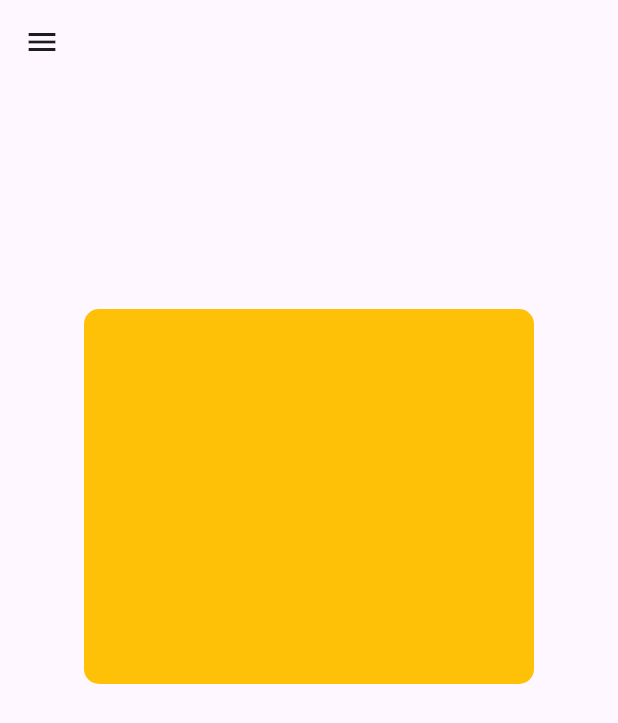
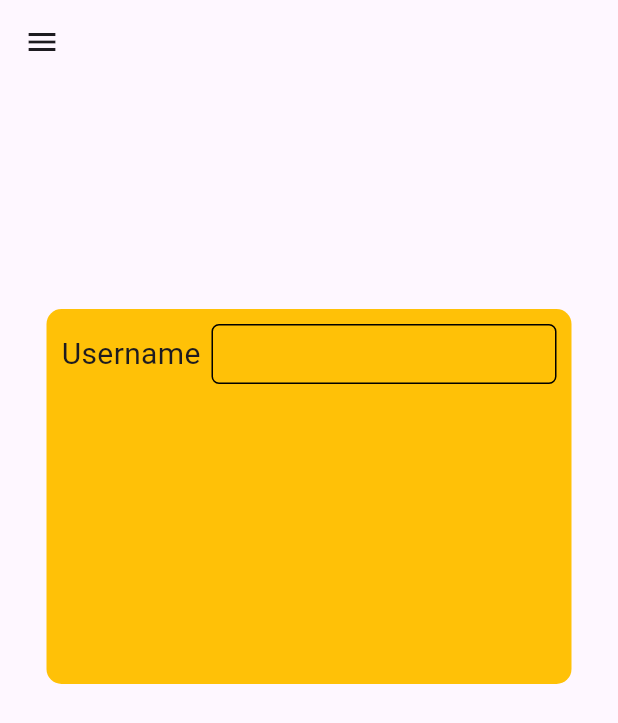
Before and after one commit to BadrEssalam/g_Stack, a Flutter app: the screen it shows after launch, on a phone screen of 412 x 824 dp. Shown: the top 723 px of the screen. Run offline on Flutter 3.47's test engine with Material 3 defaults, Android fonts, the phone set to English and light mode, and no system bars.

Commit message:
add Username label and its TextField

```diff
--- a/lib/main.dart
+++ b/lib/main.dart
@@ -9,7 +9,7 @@ class MyApp extends StatelessWidget {
 
   // variables
   final double ContainerHeight = 250;
-  final double ContainerWidth = 300;
+  final double ContainerWidth = 350;
   @override
   Widget build(BuildContext context) {
     return MaterialApp(
@@ -22,13 +22,33 @@ class MyApp extends StatelessWidget {
               height: ContainerHeight,
               width: ContainerWidth,
               decoration: const BoxDecoration(
-                color: Colors.amber,
-                borderRadius: BorderRadius.all(Radius.circular(10))
-              ),
+                  color: Colors.amber,
+                  borderRadius: BorderRadius.all(Radius.circular(10))),
               margin: EdgeInsets.only(
                   top: 150,
-                  left: (MediaQuery.of(context).size.width - ContainerWidth) / 2),
-                  child: Column(),
+                  left:
+                      (MediaQuery.of(context).size.width - ContainerWidth) / 2),
+              padding: const EdgeInsets.all(10),
+              child: Column(
+                children: [
+                  Row(
+                    mainAxisAlignment: MainAxisAlignment.spaceBetween,
+                    children: [
+                      Text(
+                        'Username',
+                        style: TextStyle(fontSize: 20),
+                      ),
+                      Container(
+                          width: 230,
+                          height: 40,
+                          child: TextField(
+                            decoration: InputDecoration(
+                                enabledBorder: OutlineInputBorder(borderRadius: BorderRadius.circular(5))),
+                          ))
+                    ],
+                  )
+                ],
+              ),
             )
           ],
         ),
```
